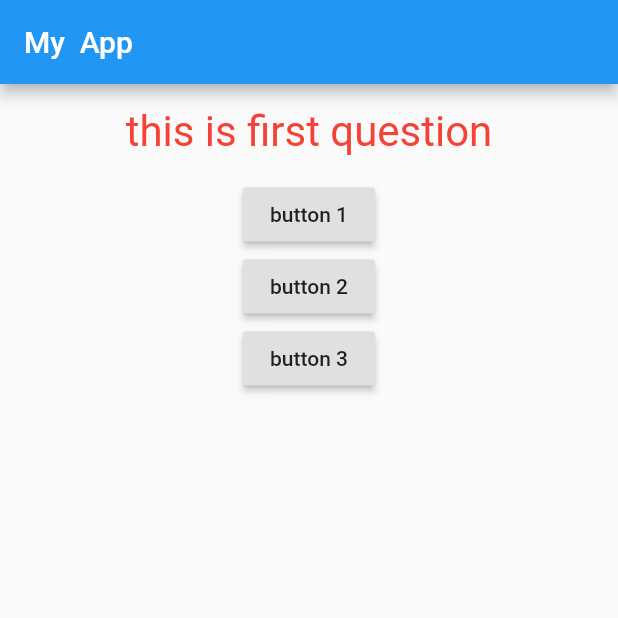
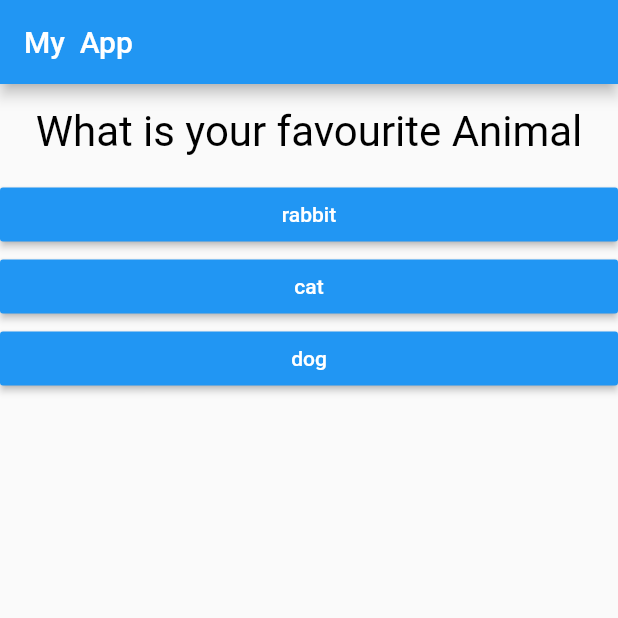
Before and after one commit to Developer-Faheem/Flutter-learning, a Flutter app: the screen it shows after launch, on a phone screen of 412 x 824 dp, the top half of it. Run offline on Flutter 3.47's test engine with Material 2 defaults, Android fonts, the phone set to English and light mode, and no system bars.

Commit message:
2nd commit

```diff
--- /dev/null
+++ b/lib/answer.dart
@@ -0,0 +1,23 @@
+import "package:flutter/material.dart";
+
+class Answer extends StatelessWidget{
+   var selectHandler;
+   final String answerText;//it is run time costant as its value get fixed when the parameter is passed actually
+
+  Answer(this.selectHandler,this.answerText);
+
+  Widget build(BuildContext context){
+
+    return Container(
+
+      width:double.infinity,
+      child:  RaisedButton(
+            color:Colors.blue,//accessing the static and constant property of the color class without instantiation
+            textColor: Colors.white,
+            child: Text(answerText),
+            onPressed: selectHandler,//call back to the function in the main class
+          ),
+
+    );
+  }
+}
--- a/lib/main.dart
+++ b/lib/main.dart
@@ -1,173 +1,72 @@
-// import 'package:flutter/material.dart';
+import 'package:flutter/material.dart';
+import './question.dart'; // use ./ for the internal files (custom widgets )
+import './answer.dart';
 
-// void main() {
-//   runApp(const MyApp());
-// }
+void main() => runApp(_MyApp());
 
-// class MyApp extends StatelessWidget {
-//   const MyApp({Key? key}) : super(key: key);
-
-//   // This widget is the root of your application.
-//   @override
-//   Widget build(BuildContext context) {
-//     return MaterialApp(
-//       title: 'Flutter Demo',
-//       theme: ThemeData(
-//         // This is the theme of your application.
-//         //
-//         // Try running your application with "flutter run". You'll see the
-//         // application has a blue toolbar. Then, without quitting the app, try
-//         // changing the primarySwatch below to Colors.green and then invoke
-//         // "hot reload" (press "r" in the console where you ran "flutter run",
-//         // or simply save your changes to "hot reload" in a Flutter IDE).
-//         // Notice that the counter didn't reset back to zero; the application
-//         // is not restarted.
-//         primarySwatch: Colors.blue,
-//       ),
-//       home: const MyHomePage(title: 'Flutter Demo Home Page'),
-//     );
-//   }
-// }
-
-// class MyHomePage extends StatefulWidget {
-//   const MyHomePage({Key? key, required this.title}) : super(key: key);
-
-//   // This widget is the home page of your application. It is stateful, meaning
-//   // that it has a State object (defined below) that contains fields that affect
-//   // how it looks.
-
-//   // This class is the configuration for the state. It holds the values (in this
-//   // case the title) provided by the parent (in this case the App widget) and
-//   // used by the build method of the State. Fields in a Widget subclass are
-//   // always marked "final".
-
-//   final String title;
-
-//   @override
-//   State<MyHomePage> createState() => _MyHomePageState();
-// }
-
-// class _MyHomePageState extends State<MyHomePage> {
-//   int _counter = 0;
-
-//   void _incrementCounter() {
-//     setState(() {
-//       // This call to setState tells the Flutter framework that something has
-//       // changed in this State, which causes it to rerun the build method below
-//       // so that the display can reflect the updated values. If we changed
-//       // _counter without calling setState(), then the build method would not be
-//       // called again, and so nothing would appear to happen.
-//       _counter++;
-//     });
-//   }
-
-//   @override
-//   Widget build(BuildContext context) {
-//     // This method is rerun every time setState is called, for instance as done
-//     // by the _incrementCounter method above.
-//     //
-//     // The Flutter framework has been optimized to make rerunning build methods
-//     // fast, so that you can just rebuild anything that needs updating rather
-//     // than having to individually change instances of widgets.
-//     return Scaffold(
-//       appBar: AppBar(
-//         // Here we take the value from the MyHomePage object that was created by
-//         // the App.build method, and use it to set our appbar title.
-//         title: Text(widget.title),
-//       ),
-//       body: Center(
-//         // Center is a layout widget. It takes a single child and positions it
-//         // in the middle of the parent.
-//         child: Column(
-//           // Column is also a layout widget. It takes a list of children and
-//           // arranges them vertically. By default, it sizes itself to fit its
-//           // children horizontally, and tries to be as tall as its parent.
-//           //
-//           // Invoke "debug painting" (press "p" in the console, choose the
-//           // "Toggle Debug Paint" action from the Flutter Inspector in Android
-//           // Studio, or the "Toggle Debug Paint" command in Visual Studio Code)
-//           // to see the wireframe for each widget.
-//           //
-//           // Column has various properties to control how it sizes itself and
-//           // how it positions its children. Here we use mainAxisAlignment to
-//           // center the children vertically; the main axis here is the vertical
-//           // axis because Columns are vertical (the cross axis would be
-//           // horizontal).
-//           mainAxisAlignment: MainAxisAlignment.center,
-//           children: <Widget>[
-//             const Text(
-//               'You have pushed the button this many times:',
-//             ),
-//             Text(
-//               '$_counter',
-//               style: Theme.of(context).textTheme.headline4,
-//             ),
-//           ],
-//         ),
-//       ),
-//       floatingActionButton: FloatingActionButton(
-//         onPressed: _incrementCounter,
-//         tooltip: 'Increment',
-//         child: const Icon(Icons.add),
-//       ), // This trailing comma makes auto-formatting nicer for build methods.
-//     );
-//   }
-// }
-
-import 'package:flutter/material.dart';
-import './question.dart';// use ./ for the internal files (custom widgets )
-
- void main() => runApp( _MyApp());
-
-
-
- class _MyApp extends StatefulWidget{
-
+class _MyApp extends StatefulWidget {
   @override
-  State<StatefulWidget> createState() {//for creating the connection with the other class
+  State<StatefulWidget> createState() {
+    //for creating the connection with the other class
     // TODO: implement createState
     return _MyAppState();
   }
-
 }
 
- class _MyAppState extends State<_MyApp>{//generics for creating the connection between the classes
+class _MyAppState extends State<_MyApp> {
+  //generics for creating the connection between the classes
 
- int _questionIndex=0;//underscore in  order to make the properties or the methods or classes private
+  int _questionIndex =
+      0; //underscore in  order to make the properties or the methods or classes private
 
-void _callthis(){
-  setState((){//when this methods is called it will  call the build method and the build will only render the changes
-      _questionIndex=_questionIndex+1;//enclosed by the annonymous class
+  void _callthis() {
+    setState(() {
+      //when this methods is called it will  call the build method and the build will only render the changes
+      _questionIndex = _questionIndex + 1; //enclosed by the annonymous class
     });
 
-    print( _questionIndex);
+    print(_questionIndex);
   }
 
-   Widget build(BuildContext context ){
+  Widget build(BuildContext context) {
+    const question =const[//const to show it is both compile and run  time constant
+      //this is the list of maps
+      {
+        'questionText': 'What is your favourite Animal',
+        'answerText': ['rabbit', 'cat', 'dog']
+      },
+      {
+        'questionText': 'What is your favourite color',
+        'answerText': ['red', 'blue', 'green','yellow']
+      },
+      {
+        'questionText': 'What is your favourite Animal',
+        'answerText': ['rabbit', 'cat', 'dog']
+      },
+    ];
 
-    var question=['this is first question',
-    'this is secind question '];
+    return MaterialApp(
+      home: Scaffold(
+        appBar: AppBar(
+          title: Text('My  App'),
+        ),
+        body:
+          _questionIndex<question.length? Column(//ternary operator
+          children: [
+            //column widget in order to add multiple things in a column one after the other
 
-   return MaterialApp(home : Scaffold(
+            Question((question[_questionIndex]['questionText'])
+                .toString()), //the custom widget will be called with the data passed throught the constructor
 
-       appBar: AppBar(title: Text('My  App'),),
-       body: Column(children: [
-
-        Question(question[_questionIndex]),//the custom widget will be called with the data passed throught the constructor
-
-        RaisedButton(child: Text("button 1"),
-        onPressed: _callthis,),
-
-        RaisedButton(child: Text("button 2"),
-        onPressed: (){print("button 2 called ");},),
-
-        RaisedButton(child: Text("button 3"),
-        onPressed: ()=> print("button 3 called "),),
-
-       ]),
-
+            ...(question[_questionIndex]['answerText'] as List<String>)
+                .map((answers) {
+              //...operator to add this answer list  into the widgets in column
+              return Answer(
+                  _callthis, answers); //mapping the list into the widget
+            }).toList() //here the answers refer to the answers one by one
+          ],
+        ): Center(child: Text('you did it!'),),
       ),
     );
   }
-
 }
--- a/lib/question.dart
+++ b/lib/question.dart
@@ -13,7 +13,7 @@ class Question extends StatelessWidget {
       margin: EdgeInsets.all(15), //multiple constructors
       child: Text(
         questionText,
-        style: TextStyle(fontSize: 28, color: Colors.red),
+        style: TextStyle(fontSize: 28, color: Colors.black),
         textAlign: TextAlign.center, //this is the enum
       ),
     );
```
Lines whose indentation alone changed are shown as unchanged.
